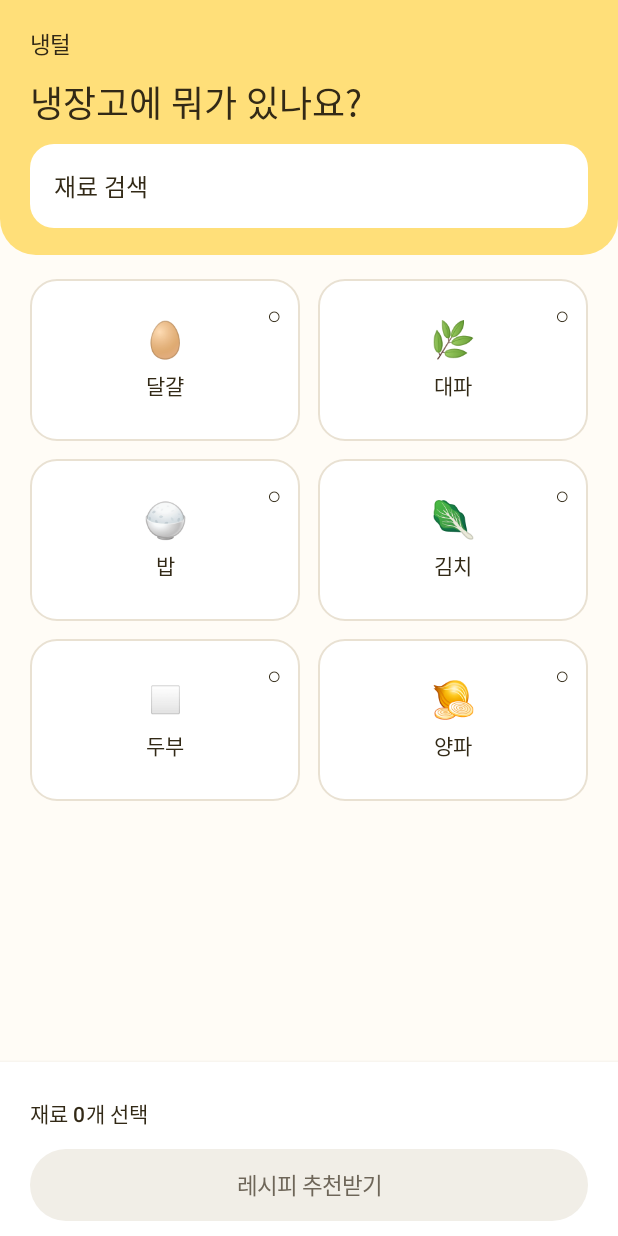
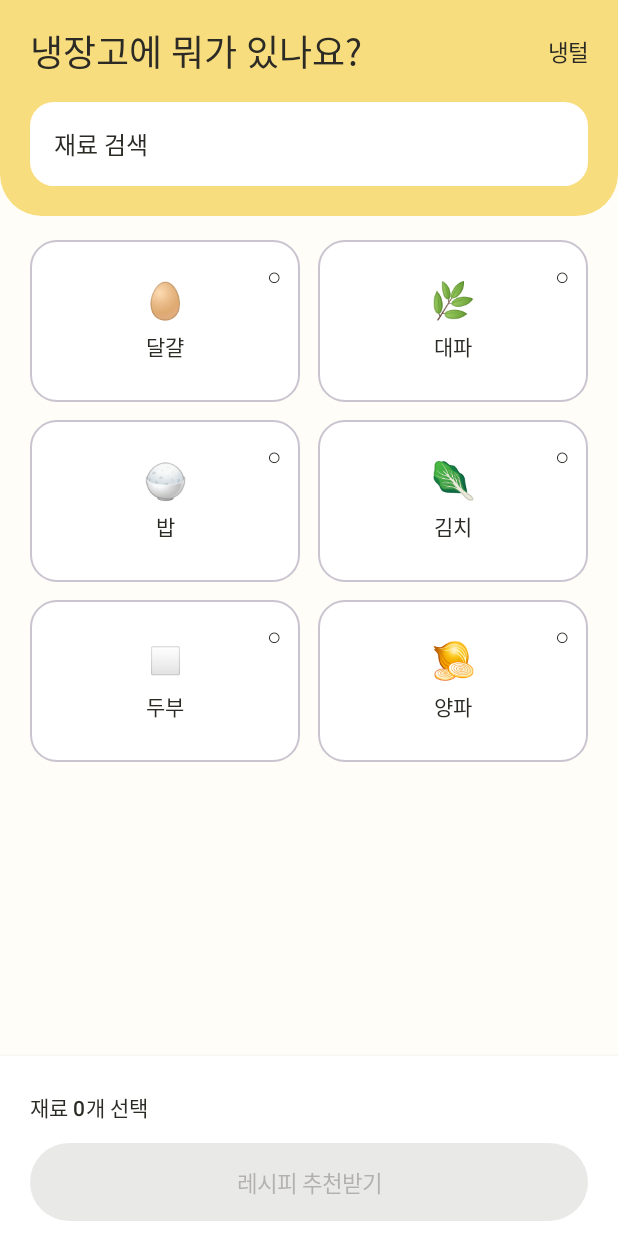
Before and after one commit to team13-naengteol/naengteol-app, an Android app built with Jetpack Compose: the screen it shows after launch (MainActivity), on a phone screen of 412 x 824 dp. Run offline under Robolectric (Android 15) with nearby library versions, the phone set to English and light mode, and no system bars; Roboto replaces fonts that are not available here.

Commit message:
style: 재료 선택 화면에 공통 테마 적용

```diff
--- a/app/src/main/java/com/team13/naengteol/ui/IngredientScreen.kt
+++ b/app/src/main/java/com/team13/naengteol/ui/IngredientScreen.kt
@@ -19,8 +19,6 @@ import androidx.compose.foundation.lazy.grid.LazyVerticalGrid
 import androidx.compose.foundation.lazy.grid.items
 import androidx.compose.foundation.selection.toggleable
 import androidx.compose.foundation.shape.RoundedCornerShape
-import androidx.compose.material3.Button
-import androidx.compose.material3.ButtonDefaults
 import androidx.compose.material3.MaterialTheme
 import androidx.compose.material3.Surface
 import androidx.compose.material3.Text
@@ -34,16 +32,12 @@ import androidx.compose.runtime.saveable.rememberSaveable
 import androidx.compose.runtime.setValue
 import androidx.compose.ui.Alignment
 import androidx.compose.ui.Modifier
-import androidx.compose.ui.graphics.Color
 import androidx.compose.ui.semantics.Role
 import androidx.compose.ui.semantics.clearAndSetSemantics
 import androidx.compose.ui.unit.dp
 import com.team13.naengteol.data.ALL_INGREDIENTS
-
-private val HeaderYellow = Color(0xFFFFDF79)
-private val SelectedYellow = Color(0xFFFFF2C3)
-private val Ink = Color(0xFF322916)
-private val PageBackground = Color(0xFFFFFCF6)
+import com.team13.naengteol.ui.components.PillButton
+import com.team13.naengteol.ui.components.YellowHeader
 
 private val ingredientSymbols = mapOf(
     "달걀" to "🥚",
@@ -63,18 +57,17 @@ fun IngredientScreen(
     var query by rememberSaveable { mutableStateOf("") }
     val visibleIngredients = ALL_INGREDIENTS.filter { it.contains(query.trim(), ignoreCase = true) }
 
+    val colors = MaterialTheme.colorScheme
+
     Column(
-        Modifier.fillMaxSize().background(PageBackground).imePadding()
+        Modifier.fillMaxSize().background(colors.background).imePadding()
     ) {
-        Column(
-            modifier = Modifier
-                .fillMaxWidth()
-                .background(HeaderYellow, RoundedCornerShape(bottomStart = 24.dp, bottomEnd = 24.dp))
-                .padding(horizontal = 20.dp, vertical = 18.dp),
-            verticalArrangement = Arrangement.spacedBy(10.dp)
+        YellowHeader(
+            title = "냉장고에 뭐가 있나요?",
+            trailing = {
+                Text("냉털", color = colors.onPrimaryContainer, style = MaterialTheme.typography.labelLarge)
+            }
         ) {
-            Text("냉털", color = Ink, style = MaterialTheme.typography.labelLarge)
-            Text("냉장고에 뭐가 있나요?", color = Ink, style = MaterialTheme.typography.headlineSmall)
             TextField(
                 value = query,
                 onValueChange = { query = it },
@@ -83,22 +76,22 @@ fun IngredientScreen(
                 singleLine = true,
                 shape = RoundedCornerShape(16.dp),
                 colors = TextFieldDefaults.colors(
-                    focusedContainerColor = Color.White,
-                    unfocusedContainerColor = Color.White,
-                    focusedTextColor = Ink,
-                    unfocusedTextColor = Ink,
-                    focusedLabelColor = Ink,
-                    unfocusedLabelColor = Ink,
-                    cursorColor = Ink,
-                    focusedIndicatorColor = Color.Transparent,
-                    unfocusedIndicatorColor = Color.Transparent
+                    focusedContainerColor = colors.surfaceContainerLowest,
+                    unfocusedContainerColor = colors.surfaceContainerLowest,
+                    focusedTextColor = colors.onSurface,
+                    unfocusedTextColor = colors.onSurface,
+                    focusedLabelColor = colors.onSurface,
+                    unfocusedLabelColor = colors.onSurface,
+                    cursorColor = colors.onSurface,
+                    focusedIndicatorColor = colors.surfaceContainerLowest,
+                    unfocusedIndicatorColor = colors.surfaceContainerLowest
                 )
             )
         }
 
         if (visibleIngredients.isEmpty()) {
             Box(Modifier.weight(1f).fillMaxWidth(), contentAlignment = Alignment.Center) {
-                Text("검색 결과가 없어요", color = Ink)
+                Text("검색 결과가 없어요", color = colors.onBackground)
             }
         } else {
             LazyVerticalGrid(
@@ -116,7 +109,7 @@ fun IngredientScreen(
             }
         }
 
-        Surface(color = Color.White, contentColor = Ink, shadowElevation = 4.dp) {
+        Surface(color = colors.surfaceContainerLowest, contentColor = colors.onSurface, shadowElevation = 4.dp) {
             Column(Modifier.fillMaxWidth().padding(horizontal = 20.dp, vertical = 10.dp)) {
                 Row(
                     Modifier.fillMaxWidth().heightIn(min = 48.dp),
@@ -126,23 +119,16 @@ fun IngredientScreen(
                     Text("재료 ${selected.size}개 선택", style = MaterialTheme.typography.titleSmall)
                     if (selected.isNotEmpty()) {
                         TextButton(onClick = { selected = arrayListOf() }) {
-                            Text("선택 초기화", color = Ink)
+                            Text("선택 초기화", color = colors.secondary)
                         }
                     }
                 }
-                Button(
+                PillButton(
+                    text = "레시피 추천받기",
                     onClick = { onRecommend(selected.toSet()) },
                     enabled = selected.isNotEmpty(),
-                    modifier = Modifier.fillMaxWidth().heightIn(min = 48.dp),
-                    colors = ButtonDefaults.buttonColors(
-                        containerColor = HeaderYellow,
-                        contentColor = Ink,
-                        disabledContainerColor = Color(0xFFF1EEE7),
-                        disabledContentColor = Color(0xFF6E6659)
-                    )
-                ) {
-                    Text("레시피 추천받기")
-                }
+                    modifier = Modifier.fillMaxWidth()
+                )
             }
         }
     }
@@ -150,11 +136,13 @@ fun IngredientScreen(
 
 @Composable
 private fun IngredientCard(name: String, selected: Boolean, onCheckedChange: (Boolean) -> Unit) {
+    val colors = MaterialTheme.colorScheme
+
     Surface(
         shape = RoundedCornerShape(18.dp),
-        color = if (selected) SelectedYellow else Color.White,
-        contentColor = Ink,
-        border = BorderStroke(1.dp, if (selected) Color(0xFF997020) else Color(0xFFE9E1D2))
+        color = if (selected) colors.secondaryContainer else colors.surfaceContainerLowest,
+        contentColor = if (selected) colors.onSecondaryContainer else colors.onSurface,
+        border = BorderStroke(1.dp, if (selected) colors.secondary else colors.outlineVariant)
     ) {
         Box(
             Modifier
```
